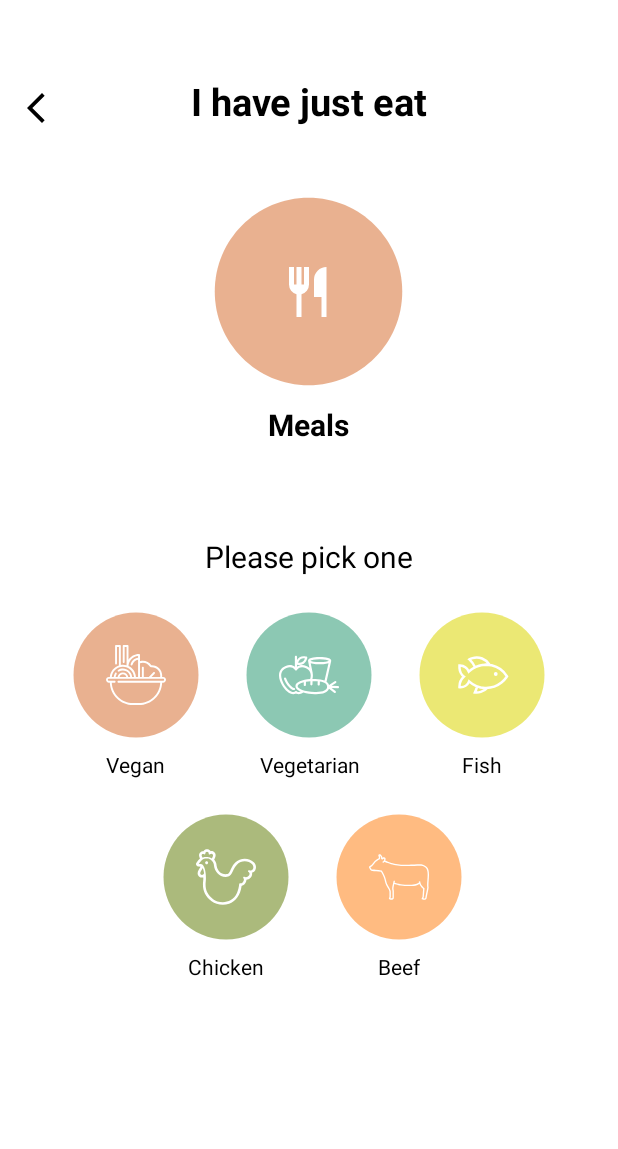
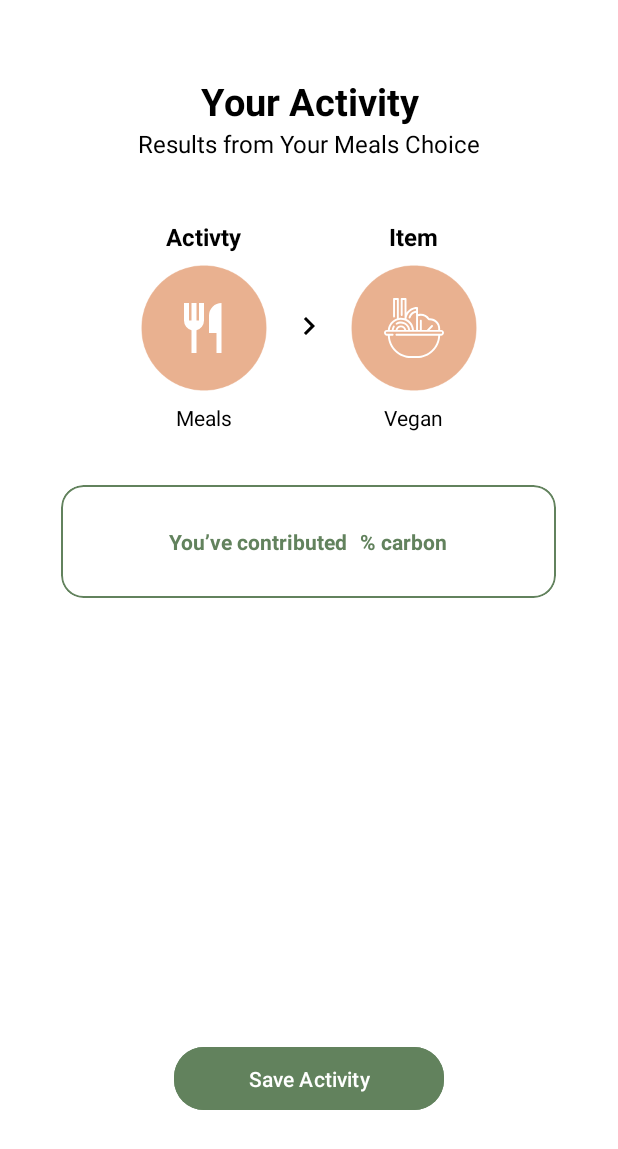
Before and after one commit to GoEco-Living/MobileApp, an Android app: the MealsFragment screen opened through its navigation route, after a tap on an icon or button, on a phone screen of 412 x 824 dp. Shown: the top 1149 px of the screen. Run offline under Robolectric (Android 15) with nearby library versions, the phone set to English and light mode, and no system bars.

Commit message:
Add Result Meals

```diff
--- a/app/src/main/AndroidManifest.xml
+++ b/app/src/main/AndroidManifest.xml
@@ -15,10 +15,14 @@
         android:theme="@style/Theme.EcoLiving"
         tools:targetApi="31">
         <activity
+            android:name="com.ecoliving.mobile.presentation.ui.activity.recommendation.MealsRecommActivity"
+            android:exported="false" />
+        <activity
             android:name="com.ecoliving.mobile.presentation.MainActivity"
             android:exported="true">
             <intent-filter>
                 <action android:name="android.intent.action.MAIN" />
+
                 <category android:name="android.intent.category.LAUNCHER" />
             </intent-filter>
         </activity>
--- a/app/src/main/java/com/ecoliving/mobile/data/remote/repository/MealsRepository.kt
+++ b/app/src/main/java/com/ecoliving/mobile/data/remote/repository/MealsRepository.kt
@@ -1,13 +1,15 @@
 package com.ecoliving.mobile.data.remote.repository
 
+import com.ecoliving.mobile.data.Result
+import com.ecoliving.mobile.data.pref.UserModel
 import com.ecoliving.mobile.data.remote.retrofit.ApiService
 import com.ecoliving.mobile.data.remote.response.MealsResponse
 import com.ecoliving.mobile.data.pref.UserPreference
-import kotlinx.coroutines.flow.first
+import kotlinx.coroutines.flow.Flow
 
 data class MealsRequest(
+    val userId: Int,
     val type: String,
-    val userId: Int,
     val predictedEmission: Boolean
 )
 
@@ -15,30 +17,28 @@ class MealsRepository private constructor(
     private val apiService: ApiService,
     private val userPreference: UserPreference
 ) {
-    suspend fun mealsUser(type: String, predictedEmission: Boolean): MealsResponse {
-        val userId = userPreference.getSession().first().userId
+    suspend fun addMealsActivity(
+        userId: Int,
+        type: String,
+        predictedEmission: Boolean
+    ): Result<MealsResponse> {
+        return try {
+            val mealsUser = MealsRequest(userId, type, predictedEmission)
+            val response = apiService.addMealsActivity(mealsUser)
+            Result.Success(response)
+        } catch (e: Exception) {
+            Result.Error("Failed add activity")
+        }
+    }
 
-        val request = MealsRequest(
-            type = type,
-            userId = userId,
-            predictedEmission = predictedEmission
-        )
-        return apiService.meals(request)
+    fun getSession(): Flow<UserModel> {
+        return userPreference.getSession()
     }
 
     companion object {
-        @Volatile
-        private var INSTANCE: MealsRepository? = null
-
         fun getInstance(
             apiService: ApiService,
             userPreference: UserPreference
-        ): MealsRepository {
-            return INSTANCE ?: synchronized(this) {
-                val instance = MealsRepository(apiService, userPreference)
-                INSTANCE = instance
-                instance
-            }
-        }
+        ) = MealsRepository(apiService, userPreference)
     }
 }
--- a/app/src/main/java/com/ecoliving/mobile/data/remote/response/MealsResponse.kt
+++ b/app/src/main/java/com/ecoliving/mobile/data/remote/response/MealsResponse.kt
@@ -1,7 +1,12 @@
 package com.ecoliving.mobile.data.remote.response
 
-data class MealsResponse (
+data class Meals (
     val type: String? = null,
     val userId: Int? = null,
     val predictedEmission: Boolean? = null
 )
+
+data class MealsResponse (
+    val meals: Meals? = null,
+    val message: String? = null
+)
--- a/app/src/main/java/com/ecoliving/mobile/data/remote/retrofit/ApiService.kt
+++ b/app/src/main/java/com/ecoliving/mobile/data/remote/retrofit/ApiService.kt
@@ -26,11 +26,12 @@ interface ApiService {
     ): LoginResponse
 
     @POST("meals")
-    suspend fun meals(
+    suspend fun addMealsActivity(
         @Body request: MealsRequest
     ): MealsResponse
 
     @GET("user/{id}/dashboard")
+
     suspend fun getDashboardUser(
         @Path("id") id: Int
     ): DashboardResponse
--- a/app/src/main/java/com/ecoliving/mobile/presentation/ui/activity/meals/MealsFragment.kt
+++ b/app/src/main/java/com/ecoliving/mobile/presentation/ui/activity/meals/MealsFragment.kt
@@ -1,73 +1,64 @@
 package com.ecoliving.mobile.presentation.ui.activity.meals
 
 import android.os.Bundle
+import android.view.LayoutInflater
 import android.view.View
+import android.view.ViewGroup
 import androidx.fragment.app.Fragment
-import androidx.fragment.app.viewModels
-import androidx.lifecycle.lifecycleScope
 import androidx.navigation.fragment.findNavController
-import com.ecoliving.mobile.presentation.ViewModelFactory
 import com.example.ecoliving.R
 import com.example.ecoliving.databinding.FragmentMealsBinding
-import kotlinx.coroutines.flow.collect
 
-class MealsFragment : Fragment(R.layout.fragment_meals) {
+class MealsFragment : Fragment() {
 
     private var _binding: FragmentMealsBinding? = null
     private val binding get() = _binding!!
 
-    private val viewModel by viewModels<MealsViewModel> {
-        ViewModelFactory.getInstance(requireActivity())
+    override fun onCreateView(
+        inflater: LayoutInflater, container: ViewGroup?,
+        savedInstanceState: Bundle?
+    ): View {
+        _binding = FragmentMealsBinding.inflate(inflater, container, false)
+        return binding.root
     }
 
     override fun onViewCreated(view: View, savedInstanceState: Bundle?) {
         _binding = FragmentMealsBinding.bind(view)
         super.onViewCreated(view, savedInstanceState)
 
-        setupMealButtons()
+        binding.veganOption.setOnClickListener {
+            navigateToTargetFragment(R.drawable.salad_svgrepo_com, getString(R.string.vegan_option), R.drawable.ic_circle_myeco)
+        }
+
+        binding.vegetarianOption.setOnClickListener {
+            navigateToTargetFragment(R.drawable.vegetarian_diet, getString(R.string.vegetarian_option), R.drawable.ic_circle_water)
+        }
+
+        binding.fishOption.setOnClickListener {
+            navigateToTargetFragment(R.drawable.fish, getString(R.string.fish_option), R.drawable.ic_circle_co2)
+        }
+
+        binding.chickenOption.setOnClickListener {
+            navigateToTargetFragment(R.drawable.chicken, getString(R.string.chicken_option), R.drawable.circle_olive)
+        }
+
+        binding.beefOption.setOnClickListener {
+            navigateToTargetFragment(R.drawable.cow_7_svgrepo_com, getString(R.string.beef_option), R.drawable.circle_orange)
+        }
 
         binding.backButton.setOnClickListener {
             findNavController().navigate(R.id.action_mealsFragment_to_addActivityMainFragment)
         }
-
-//        observeViewModel()
     }
 
-    private fun setupMealButtons() {
-        val mealOptions = mapOf(
-            binding.veganOption to "Vegan",
-            binding.vegetarianOption to "Vegetarian",
-            binding.fishOption to "Fish",
-            binding.chickenOption to "Chicken",
-            binding.beefOption to "Beef"
-        )
-
-        mealOptions.forEach { (button, type) ->
-            button.setOnClickListener {
-                sendMealData(type)
-            }
+    private fun navigateToTargetFragment(imageRes: Int, text: String, backgroundRes: Int) {
+        val bundle = Bundle().apply {
+            putInt("backgroundRes", backgroundRes)
+            putInt("imageRes", imageRes)
+            putString("text", text)
         }
+        findNavController().navigate(R.id.action_mealsFragment_to_mealsRecommFragment, bundle)
     }
-
-    private fun sendMealData(type: String) {
-        viewModel.sendMealsData(type, predictedEmission = true)
-    }
-
-//    private fun observeViewModel() {
-//        lifecycleScope.launchWhenStarted {
-//            viewModel.mealsResponse.collect { response ->
-//                response?.let {
-//                    binding.tvResult.text = "Success: ${it.type} sent!"
-//                }
-//            }
-//
-//            viewModel.errorMessage.collect { error ->
-//                error?.let {
-//                    binding.tvResult.text = "Error: $error"
-//                }
-//            }
-//        }
-//    }
 
     override fun onDestroyView() {
         super.onDestroyView()
--- /dev/null
+++ b/app/src/main/java/com/ecoliving/mobile/presentation/ui/activity/meals/MealsRecommFragment.kt
@@ -0,0 +1,53 @@
+package com.ecoliving.mobile.presentation.ui.activity.meals
+
+import android.os.Bundle
+import android.view.LayoutInflater
+import androidx.fragment.app.Fragment
+import android.view.View
+import android.view.ViewGroup
+import androidx.navigation.fragment.findNavController
+import com.example.ecoliving.R
+import com.example.ecoliving.databinding.FragmentMealsRecommBinding
+
+class MealsRecommFragment : Fragment() {
+
+    private var _binding: FragmentMealsRecommBinding? = null
+    private val binding get() = _binding!!
+
+    override fun onCreateView(
+        inflater: LayoutInflater, container: ViewGroup?,
+        savedInstanceState: Bundle?
+    ): View {
+        _binding = FragmentMealsRecommBinding.inflate(inflater, container, false)
+        return binding.root
+    }
+
+    override fun onViewCreated(view: View, savedInstanceState: Bundle?) {
+        super.onViewCreated(view, savedInstanceState)
+
+        val imageRes = arguments?.getInt("imageRes")
+        val text = arguments?.getString("text")
+        val carbon = arguments?.getString("emission")
+        val backgroundRes = arguments?.getInt("backgroundRes")
+
+        binding.chosenMealsOption.setImageResource(
+            imageRes ?: R.drawable.meals_40dp
+        )
+
+        binding.chosenMealsTitle.text = text
+        binding.carbonEmission.text = carbon
+
+        if (backgroundRes != null){
+            binding.chosenMealsOption.setBackgroundResource(backgroundRes)
+        }
+
+        binding.saveButton.setOnClickListener{
+            findNavController().navigate(R.id.action_mealsRecommFragment_to_dashboardFragment)
+        }
+    }
+
+    override fun onDestroyView() {
+        super.onDestroyView()
+        _binding = null
+    }
+}
--- a/app/src/main/java/com/ecoliving/mobile/presentation/ui/activity/meals/MealsViewModel.kt
+++ b/app/src/main/java/com/ecoliving/mobile/presentation/ui/activity/meals/MealsViewModel.kt
@@ -1,27 +1,29 @@
 package com.ecoliving.mobile.presentation.ui.activity.meals
 
+import androidx.lifecycle.LiveData
+import androidx.lifecycle.MutableLiveData
 import androidx.lifecycle.ViewModel
+import androidx.lifecycle.asLiveData
 import androidx.lifecycle.viewModelScope
+import com.ecoliving.mobile.data.Result
+import com.ecoliving.mobile.data.pref.UserModel
 import com.ecoliving.mobile.data.remote.repository.MealsRepository
 import com.ecoliving.mobile.data.remote.response.MealsResponse
 import kotlinx.coroutines.launch
-import kotlinx.coroutines.flow.MutableStateFlow
-import kotlinx.coroutines.flow.StateFlow
 
-class MealsViewModel(
-    private val repository: MealsRepository
-) : ViewModel() {
+class MealsViewModel (private val repository: MealsRepository) : ViewModel() {
+    private val _addMeals = MutableLiveData<Result<MealsResponse>>()
+    val addMeals: LiveData<Result<MealsResponse>> get() = _addMeals
 
-    private val _mealsResponse = MutableStateFlow<MealsResponse?>(null)
-    val mealsResponse: StateFlow<MealsResponse?> get() = _mealsResponse
-
-    fun sendMealsData(type: String, predictedEmission: Boolean) {
+    fun addMealsActivity(userId: Int, type: String, predictedEmission: Boolean) {
+        _addMeals.value = Result.Loading
         viewModelScope.launch {
-            try {
-                val response = repository.mealsUser(type, predictedEmission)
-                _mealsResponse.value = response
-            } catch (e: Exception) {
-            }
+            val addMeals = repository.addMealsActivity(userId, type, predictedEmission)
+            _addMeals.value = addMeals
         }
     }
+
+    fun getSession(): LiveData<UserModel> {
+        return repository.getSession().asLiveData()
+    }
 }
--- /dev/null
+++ b/app/src/main/res/drawable/border_carbon.xml
@@ -0,0 +1,8 @@
+<?xml version="1.0" encoding="utf-8"?>
+<shape xmlns:android="http://schemas.android.com/apk/res/android">
+    <solid android:color="@android:color/white" />
+    <stroke
+        android:width="3dp"
+        android:color="@color/green" />
+    <corners android:radius="10dp" />
+</shape>
--- /dev/null
+++ b/app/src/main/res/drawable/ic_arrow.xml
@@ -0,0 +1,5 @@
+<vector xmlns:android="http://schemas.android.com/apk/res/android" android:autoMirrored="true" android:height="24dp" android:tint="#000000" android:viewportHeight="24" android:viewportWidth="24" android:width="24dp">
+
+    <path android:fillColor="@android:color/white" android:pathData="M8.59,16.59L13.17,12 8.59,7.41 10,6l6,6 -6,6 -1.41,-1.41z"/>
+
+</vector>
--- a/app/src/main/res/layout/fragment_meals.xml
+++ b/app/src/main/res/layout/fragment_meals.xml
@@ -121,10 +121,10 @@
                     android:id="@+id/vegetarian_option"
                     android:layout_width="100dp"
                     android:layout_height="100dp"
+                    android:layout_marginLeft="15dp"
+                    android:layout_marginRight="15dp"
                     android:background="@drawable/ic_circle_water"
                     android:scaleType="center"
-                    android:layout_marginLeft="15dp"
-                    android:layout_marginRight="15dp"
                     android:src="@drawable/vegetarian_diet"
                     app:tint="@color/white" />
 
--- /dev/null
+++ b/app/src/main/res/layout/fragment_meals_recomm.xml
@@ -0,0 +1,188 @@
+<RelativeLayout xmlns:android="http://schemas.android.com/apk/res/android"
+    xmlns:app="http://schemas.android.com/apk/res-auto"
+    xmlns:tools="http://schemas.android.com/tools"
+    android:layout_width="match_parent"
+    android:layout_height="match_parent"
+    android:background="@color/white"
+    tools:context="com.ecoliving.mobile.presentation.ui.activity.meals.MealsRecommFragment">
+
+    <RelativeLayout
+        android:id="@+id/header_result_activity"
+        android:layout_width="match_parent"
+        android:layout_height="wrap_content"
+        android:layout_marginTop="50dp">
+
+
+        <TextView
+            android:id="@+id/header_result_activity_text"
+            android:layout_width="match_parent"
+            android:layout_height="wrap_content"
+            android:gravity="center"
+            android:text="@string/meals_recommmen_header_text"
+            android:textColor="@color/black"
+            android:textSize="25sp"
+            android:textStyle="bold" />
+    </RelativeLayout>
+
+    <TextView
+        android:id="@+id/sub_result_activity_text"
+        android:layout_width="match_parent"
+        android:layout_height="wrap_content"
+        android:layout_below="@id/header_result_activity"
+        android:gravity="center"
+        android:text="@string/sub_meals_text"
+        android:textColor="@color/black"
+        android:textSize="16sp" />
+
+    <LinearLayout
+        android:id="@+id/chosen_activity"
+        android:layout_width="wrap_content"
+        android:layout_height="wrap_content"
+        android:layout_below="@id/sub_result_activity_text"
+        android:layout_centerInParent="true"
+        android:layout_marginStart="60dp"
+        android:layout_marginTop="40dp"
+        android:gravity="center"
+        android:orientation="horizontal">
+
+        <LinearLayout
+            android:layout_width="wrap_content"
+            android:layout_height="wrap_content"
+            android:gravity="center"
+            android:orientation="vertical">
+
+            <TextView
+                android:layout_width="wrap_content"
+                android:layout_height="wrap_content"
+                android:text="@string/activity_text"
+                android:textColor="@color/black"
+                android:textSize="16sp"
+                android:textStyle="bold" />
+
+            <ImageView
+                android:id="@+id/activity_option"
+                android:layout_width="100dp"
+                android:layout_height="100dp"
+                android:background="@drawable/ic_circle_myeco"
+                android:scaleType="center"
+                android:src="@drawable/meals_40dp"
+                app:tint="@color/white" />
+
+            <TextView
+                android:layout_width="wrap_content"
+                android:layout_height="wrap_content"
+                android:text="@string/meals"
+                android:textColor="@color/black"
+                android:textSize="14sp" />
+        </LinearLayout>
+
+        <LinearLayout
+            android:layout_width="wrap_content"
+            android:layout_height="wrap_content"
+            android:layout_marginStart="8dp"
+            android:layout_marginEnd="8dp"
+            android:gravity="center"
+            android:orientation="vertical">
+
+            <ImageView
+                android:layout_width="match_parent"
+                android:layout_height="wrap_content"
+                android:scaleType="center"
+                android:src="@drawable/ic_arrow"
+                app:tint="@color/black" />
+
+        </LinearLayout>
+
+        <LinearLayout
+            android:layout_width="wrap_content"
+            android:layout_height="wrap_content"
+            android:gravity="center"
+            android:orientation="vertical">
+
+            <TextView
+                android:layout_width="wrap_content"
+                android:layout_height="wrap_content"
+                android:text="@string/item_text"
+                android:textColor="@color/black"
+                android:textSize="16sp"
+                android:textStyle="bold" />
+
+            <ImageView
+                android:id="@+id/chosen_meals_option"
+                android:layout_width="100dp"
+                android:layout_height="100dp"
+                android:background="@drawable/ic_circle_co2"
+                android:scaleType="center"
+                android:src="@drawable/fish"
+                app:tint="@color/white" />
+
+            <TextView
+                android:id="@+id/chosen_meals_title"
+                android:layout_width="wrap_content"
+                android:layout_height="wrap_content"
+                android:text="@string/fish_option"
+                android:textColor="@color/black"
+                android:maxLength="16"
+                android:textSize="14sp" />
+        </LinearLayout>
+    </LinearLayout>
+
+    <com.google.android.material.card.MaterialCardView
+        android:layout_width="wrap_content"
+        android:layout_height="wrap_content"
+        app:cardBackgroundColor="@color/white"
+        app:strokeColor="@color/green"
+        app:strokeWidth="1dp"
+        app:cardCornerRadius="15dp"
+        android:layout_below="@id/chosen_activity"
+        android:layout_centerInParent="true"
+        android:layout_marginTop="35dp">
+
+        <LinearLayout
+            android:layout_width="330dp"
+            android:layout_height="75dp"
+            android:orientation="horizontal"
+            android:gravity="center"
+            android:padding="24dp">
+
+            <TextView
+                android:layout_width="wrap_content"
+                android:layout_height="wrap_content"
+                android:textColor="@color/green"
+                android:text="@string/result_meals_activity"
+                android:textStyle="bold"
+                android:textSize="14sp" />
+
+            <TextView
+                android:id="@+id/carbon_emission"
+                android:layout_width="wrap_content"
+                android:layout_height="wrap_content"
+                android:text="@string/result_meals_carbon"
+                android:textSize="14sp"
+                android:textStyle="bold"
+                android:textColor="@color/green"
+                android:layout_marginStart="4dp"
+                android:layout_marginEnd="4dp"/>
+
+            <TextView
+                android:layout_width="wrap_content"
+                android:layout_height="wrap_content"
+                android:textColor="@color/green"
+                android:textStyle="bold"
+                android:text="@string/carbon_text"
+                android:textSize="14sp" />
+
+        </LinearLayout>
+    </com.google.android.material.card.MaterialCardView>
+
+    <com.google.android.material.button.MaterialButton
+        android:id="@+id/save_button"
+        android:layout_width="180dp"
+        android:layout_height="50dp"
+        android:layout_alignParentBottom="true"
+        android:layout_centerInParent="true"
+        android:layout_marginBottom="80dp"
+        android:backgroundTint="@color/green"
+        android:text="@string/save_activity"
+        app:cornerRadius="20dp" />
+</RelativeLayout>
--- a/app/src/main/res/navigation/nav_graph.xml
+++ b/app/src/main/res/navigation/nav_graph.xml
@@ -139,6 +139,11 @@
             app:destination="@id/addActivityMainFragment"
             app:popUpTo="@id/addActivityMainFragment"
             app:popUpToInclusive="true" />
+        <action
+            android:id="@+id/action_mealsFragment_to_mealsRecommFragment"
+            app:destination="@id/mealsRecommFragement"
+            app:popUpTo="@id/mealsRecommFragement"
+            app:popUpToInclusive="true" />
     </fragment>
     <fragment
         android:id="@+id/transportFragment"
@@ -151,4 +156,15 @@
             app:popUpTo="@id/addActivityMainFragment"
             app:popUpToInclusive="true" />
     </fragment>
+    <fragment
+        android:id="@+id/mealsRecommFragement"
+        android:name="com.ecoliving.mobile.presentation.ui.activity.meals.MealsRecommFragment"
+        android:label="mealsRecommFragment"
+        tools:layout="@layout/fragment_meals_recomm" >
+        <action
+            android:id="@+id/action_mealsRecommFragment_to_dashboardFragment"
+            app:destination="@id/dashboardFragment"
+            app:popUpTo="@id/dashboardFragment"
+            app:popUpToInclusive="true" />
+    </fragment>
 </navigation>
--- a/app/src/main/res/values/strings.xml
+++ b/app/src/main/res/values/strings.xml
@@ -110,5 +110,15 @@
 
     <string name="history_carbon_result">10.5</string>
 
+    <string name="meals_recommmen_header_text">Your Activity</string>
+    <string name="sub_meals_text">Results from Your Meals Choice</string>
+    <string name="activity_text">Activty</string>
+    <string name="item_text">Item</string>
+    <string name="result_meals_activity">You’ve contributed</string>
+    <string name="result_meals_carbon">0.0</string>
+    <string name="carbon_text">% carbon</string>
+    <string name="save_activity">Save Activity</string>
+
+
     <string name="hello_blank_fragment">Hello blank fragment</string>
 </resources>
```
